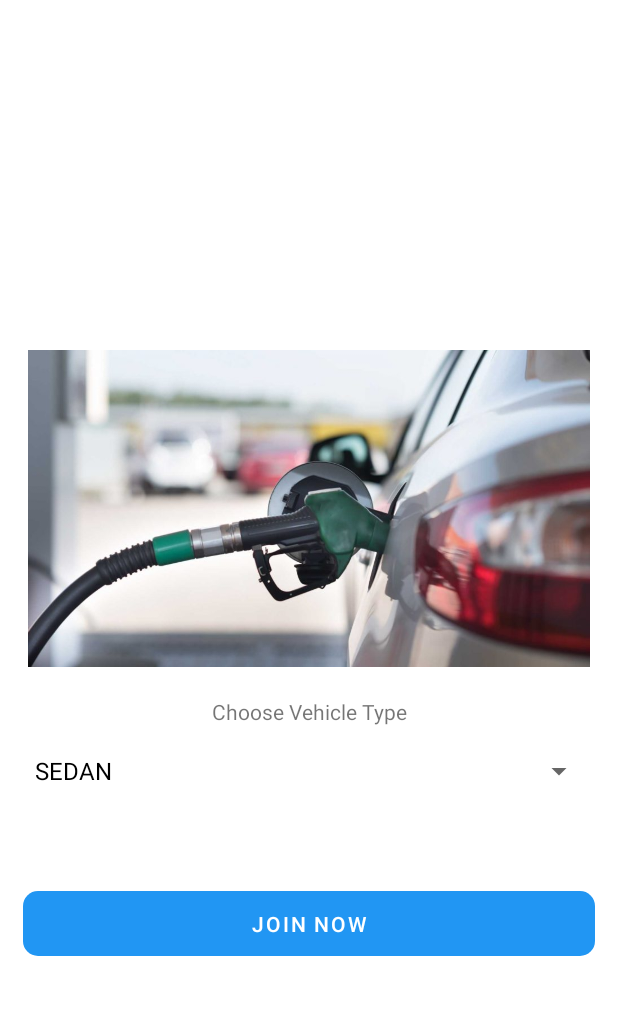
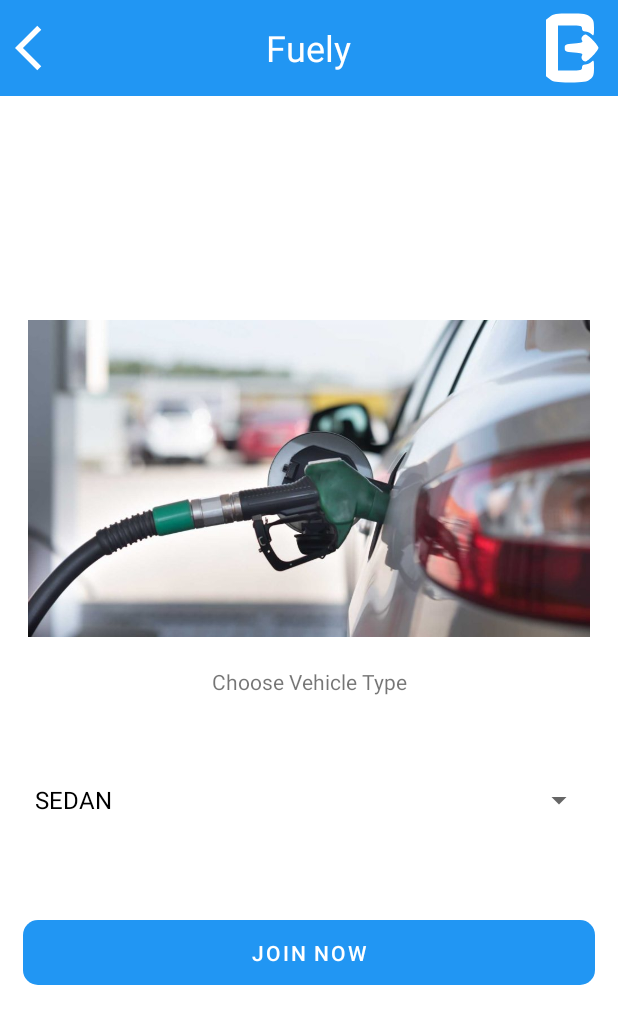
Before and after one commit to it19075136/fuel-mgmt-app-frontend, an Android app: the JoinQueueForm screen opened directly, with no data from a screen before it, on a phone screen of 412 x 824 dp. Shown: the top 1024 px of the screen. Run offline under Robolectric (Android 15) with nearby library versions, the phone set to English and light mode, and no system bars; our stand-ins replace Volley.

Commit message:
ui refinements

```diff
--- a/app/src/main/java/com/example/fuel_mgmt_app_frontend/queue/JoinQueueForm.java
+++ b/app/src/main/java/com/example/fuel_mgmt_app_frontend/queue/JoinQueueForm.java
@@ -8,6 +8,7 @@ import android.util.Log;
 import android.view.View;
 import android.widget.ArrayAdapter;
 import android.widget.AutoCompleteTextView;
+import android.widget.ImageView;
 import android.widget.Spinner;
 import android.widget.Toast;
 
@@ -20,6 +21,7 @@ import com.android.volley.toolbox.JsonObjectRequest;
 import com.android.volley.toolbox.Volley;
 import com.example.fuel_mgmt_app_frontend.DBHelper;
 import com.example.fuel_mgmt_app_frontend.R;
+import com.example.fuel_mgmt_app_frontend.User.MainActivity;
 import com.google.android.material.button.MaterialButton;
 import com.google.android.material.textview.MaterialTextView;
 
@@ -39,6 +41,7 @@ public class JoinQueueForm extends AppCompatActivity {
     String stationId, loggedInEmail;
     Intent intent;
     DBHelper dbHelper;
+    ImageView signOutIcon;
 
     private static final String[] VEHICLE_TYPES = new String[] {
             "SEDAN", "HATCHBACK", "T-WHEEL", "SUV", "VAN/LIGHT LORRY", "BUS/HEAVY LORRY", "MOTORBIKE"
@@ -55,6 +58,7 @@ public class JoinQueueForm extends AppCompatActivity {
         vehicleType = findViewById(R.id.vehicleType);
         stationName = findViewById(R.id.stationName);
         joinNowBtn = findViewById(R.id.joinNow);
+        signOutIcon = findViewById(R.id.right_icon);
 
         stationName.setText(getIntent().getStringExtra("stationName"));
         stationId = getIntent().getStringExtra("stationId");
@@ -68,6 +72,22 @@ public class JoinQueueForm extends AppCompatActivity {
         vehicleType.setAdapter(adapter);
 
         requestQueue = Volley.newRequestQueue(this);
+
+        signOutIcon.setOnClickListener(new View.OnClickListener() {
+            @Override
+            public void onClick(View view) {
+                if(dbHelper.logedOut()){
+
+                    Intent intent = new Intent(JoinQueueForm.this, MainActivity.class);
+                    Toast.makeText(JoinQueueForm.this, "Log out successful", Toast.LENGTH_SHORT).show();
+                    startActivity(intent);
+                }
+                else{
+                    Toast.makeText(JoinQueueForm.this, "Log out Unsuccessful", Toast.LENGTH_SHORT).show();
+                }
+
+            }
+        });
 
         joinNowBtn.setOnClickListener(new View.OnClickListener() {
             @Override
--- /dev/null
+++ b/app/src/main/res/drawable/ic_baseline_arrow_back_ios_24.xml
@@ -0,0 +1,5 @@
+<vector android:autoMirrored="true" android:height="24dp"
+    android:tint="#FFFFFF" android:viewportHeight="24"
+    android:viewportWidth="24" android:width="24dp" xmlns:android="http://schemas.android.com/apk/res/android">
+    <path android:fillColor="@android:color/white" android:pathData="M11.67,3.87L9.9,2.1 0,12l9.9,9.9 1.77,-1.77L3.54,12z"/>
+</vector>
--- a/app/src/main/res/drawable/ic_icons8_logout_64.xml
+++ b/app/src/main/res/drawable/ic_icons8_logout_64.xml
@@ -5,10 +5,10 @@
     android:viewportHeight="64">
   <path
       android:pathData="M18.6,11.1l-2.6,2 0,18.9 0,18.9 2.6,2c2.3,1.8 4.1,2.1 13.4,2.1 9.3,-0 11.1,-0.3 13.4,-2.1 2.2,-1.8 2.6,-2.8 2.6,-7.6 0,-5.4 -0.1,-5.5 -1.8,-4 -1,1 -2.8,1.7 -4,1.7 -1.5,-0 -2.2,0.6 -2.2,2 0,1.8 -0.7,2 -8,2l-8,-0 0,-15 0,-15 8,-0c7.3,-0 8,0.2 8,2 0,1.4 0.7,2 2.2,2 1.2,-0 3,0.7 4,1.7 1.7,1.5 1.8,1.4 1.8,-4 0,-4.8 -0.4,-5.8 -2.6,-7.6 -2.3,-1.8 -4.1,-2.1 -13.4,-2.1 -9.3,-0 -11.1,0.3 -13.4,2.1z"
-      android:fillColor="#000000"
+      android:fillColor="#FFFFFF"
       android:strokeColor="#00000000"/>
   <path
       android:pathData="M40.2,24.3c-0.7,0.8 -0.7,1.8 -0.2,2.7 0.8,1.2 -0.1,1.6 -5.3,2 -5.8,0.5 -6.2,0.7 -6.2,3 0,2.3 0.4,2.5 6.2,3 5.2,0.4 6.1,0.8 5.3,2 -1,1.6 0.5,4 2.4,4 1.7,-0 8.6,-7.3 8.6,-9.1 0,-1.7 -7,-8.9 -8.7,-8.9 -0.6,-0 -1.5,0.6 -2.1,1.3z"
-      android:fillColor="#000000"
+      android:fillColor="#FFFFFF"
       android:strokeColor="#00000000"/>
 </vector>
--- a/app/src/main/res/layout/activity_join_queue_form.xml
+++ b/app/src/main/res/layout/activity_join_queue_form.xml
@@ -4,26 +4,37 @@
     xmlns:tools="http://schemas.android.com/tools"
     android:layout_width="match_parent"
     android:layout_height="match_parent"
-    tools:context=".queue.JoinQueueForm"
-    android:padding="15dp"
-    android:gravity="center_vertical">
+    tools:context=".queue.JoinQueueForm">
+
+    <include
+        android:id="@+id/appbar"
+        layout="@layout/toolbar"
+        android:layout_width="match_parent"
+        android:layout_height="wrap_content"
+        android:layout_alignParentTop="true" />
+
+    <LinearLayout
+        android:layout_width="match_parent"
+        android:layout_height="wrap_content"
+        android:layout_centerVertical="true"
+        android:orientation="vertical"
+        android:padding="15dp">
 
         <com.google.android.material.textview.MaterialTextView
             android:id="@+id/stationName"
             style="@style/TextAppearance.MaterialComponents.Headline5"
             android:layout_width="match_parent"
             android:layout_height="wrap_content"
-        android:layout_alignParentTop="true"
             android:text="Station Name"
             android:textAlignment="center" />
 
         <ImageView
             android:id="@+id/joinImage"
-        android:layout_below="@id/stationName"
-        android:layout_marginTop="20dp"
             android:layout_width="match_parent"
             android:layout_height="211dp"
+            android:layout_below="@id/stationName"
             android:layout_centerHorizontal="true"
+            android:layout_marginTop="20dp"
             android:contentDescription="Join filling image"
             android:src="@drawable/filling_join" />
 
@@ -32,18 +43,17 @@
             android:layout_height="wrap_content"
             android:layout_below="@+id/joinImage"
             android:layout_marginTop="20dp"
+            android:labelFor="@+id/vehicleType"
             android:text="Choose Vehicle Type"
-        android:labelFor="@+id/vehicleType"
-        android:textAlignment="center"
-        />
+            android:textAlignment="center" />
 
         <androidx.appcompat.widget.AppCompatSpinner
             android:id="@+id/vehicleType"
             style="@style/ThemeOverlay.Material3.AutoCompleteTextView.OutlinedBox.Dense"
+            android:layout_width="match_parent"
+            android:layout_height="wrap_content"
             android:layout_below="@+id/joinImage"
-        android:layout_width="match_parent"
             android:layout_marginTop="45dp"
-        android:layout_height="wrap_content"
             android:outlineAmbientShadowColor="@color/primaryBlue"
             android:textIsSelectable="true"
             app:boxBackgroundColor="@color/placeholderColor"
@@ -67,4 +77,6 @@
             app:cornerRadius="10dp"
             app:rippleColor="@color/ripple" />
 
+    </LinearLayout>
+
 </RelativeLayout>
--- a/app/src/main/res/layout/toolbar.xml
+++ b/app/src/main/res/layout/toolbar.xml
@@ -2,34 +2,33 @@
 <RelativeLayout xmlns:android="http://schemas.android.com/apk/res/android"
     android:layout_width="match_parent"
     android:layout_height="wrap_content"
-    android:layout_marginBottom="20dp">
+    xmlns:tools="http://schemas.android.com/tools"
+    android:background="@color/primaryBlue"
+    android:layout_marginBottom="20dp"
+    tools:context=".toolbarActions">
 
-    <RelativeLayout
-        android:layout_width="match_parent"
-        android:layout_height="wrap_content"
-        >
+        <ImageView
+            android:id="@+id/left_icon"
+            android:layout_width="36dp"
+            android:layout_height="36dp"
+            android:layout_centerVertical="true"
+            android:layout_marginStart="10dp"
+            android:src="@drawable/ic_baseline_arrow_back_ios_24" />
 
-<!--        <ImageView-->
-<!--            android:layout_width="wrap_content"-->
-<!--            android:layout_height="wrap_content"-->
-<!--            android:id="@+id/left_icon"-->
-<!--            android:layout_centerVertical="true"/>-->
-
-<!--        <TextView-->
-<!--            android:layout_width="wrap_content"-->
-<!--            android:layout_height="wrap_content"-->
-<!--            android:layout_centerInParent="true"-->
-<!--            android:text="Fuely Application"-->
-<!--            android:textColor="@color/white"-->
-<!--            android:textSize="20sp" />-->
-        <ImageView
+        <TextView
+            style="@style/TextAppearance.MaterialComponents.Headline5"
             android:layout_width="wrap_content"
             android:layout_height="wrap_content"
+            android:layout_centerInParent="true"
+            android:text="Fuely"
+            android:textColor="@color/white" />
+
+        <ImageView
             android:id="@+id/right_icon"
+            android:layout_width="wrap_content"
+            android:layout_height="wrap_content"
             android:layout_alignParentEnd="true"
-            android:src="@drawable/ic_icons8_logout_64"
             android:layout_centerVertical="true"
-            />
+            android:src="@drawable/ic_icons8_logout_64" />
 
-    </RelativeLayout>
 </RelativeLayout>
--- a/app/src/main/res/values-night/themes.xml
+++ b/app/src/main/res/values-night/themes.xml
@@ -1,6 +1,6 @@
 <resources xmlns:tools="http://schemas.android.com/tools">
     <!-- Base application theme. -->
-    <style name="Theme.Fuelmgmtappfrontend" parent="Theme.MaterialComponents.Light.DarkActionBar">
+    <style name="Theme.Fuelmgmtappfrontend" parent="Theme.MaterialComponents.Light.NoActionBar">
         <!-- Primary brand color. -->
         <item name="colorPrimary">@color/primaryBlue</item>
         <item name="colorPrimaryVariant">@color/primaryBlue</item>
```
Also changed, not shown: app/src/main/java/com/example/fuel_mgmt_app_frontend/FuelStation/FuelStationAvailability.java (+21 -0 lines), app/src/main/java/com/example/fuel_mgmt_app_frontend/FuelStation/FuelStationBasicDetails.java (+4 -3 lines), app/src/main/java/com/example/fuel_mgmt_app_frontend/queue/JoinQueueSearchList.java (+22 -0 lines), app/src/main/java/com/example/fuel_mgmt_app_frontend/queue/JoinedStationQueueDetails.java (+22 -0 lines), app/src/main/java/com/example/fuel_mgmt_app_frontend/toolbarActions.java (added, +43 -0 lines), app/src/main/res/layout/activity_fuel_station_basic_details.xml (+11 -2 lines), app/src/main/res/layout/activity_fuel_station_list.xml (+15 -3 lines), app/src/main/res/layout/activity_join_queue_search_list.xml (+17 -1 lines), app/src/main/res/layout/activity_joined_station_queue_details.xml (+9 -1 lines), app/src/main/res/layout/activity_select_regisration_type.xml (+15 -7 lines). Lines whose indentation alone changed are shown as unchanged.
